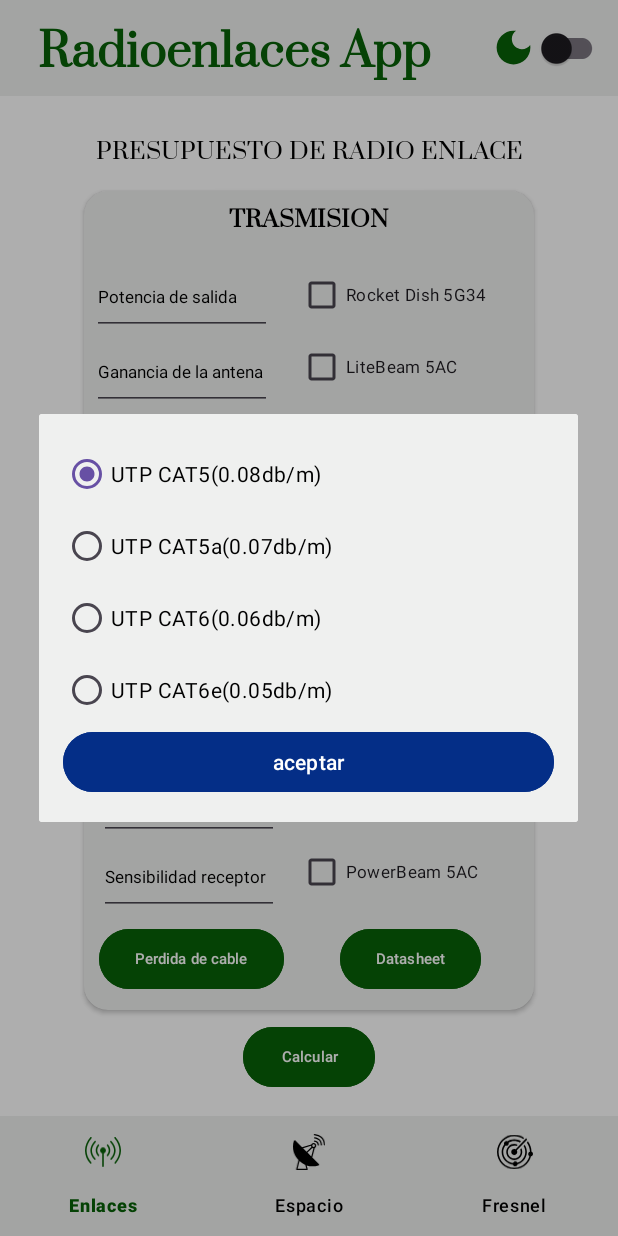
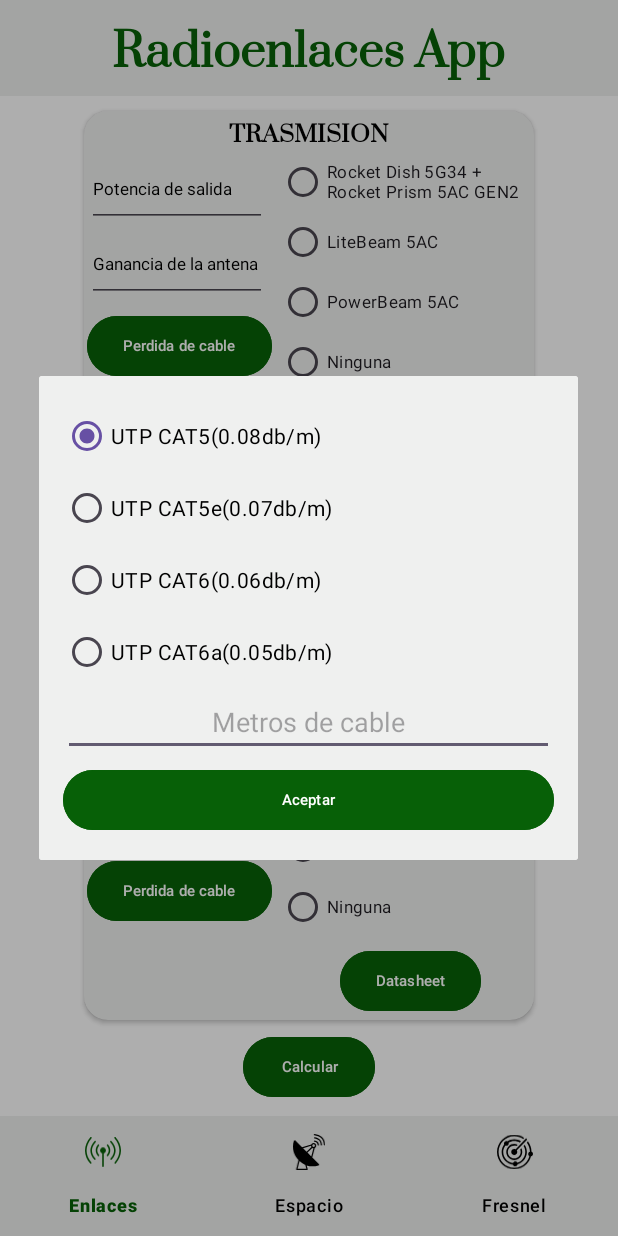
Before and after one commit to carlosenrique312/Proyecto-Radioenlaces, an Android app: the screen it shows after launch (MainActivity), after a tap on "Perdida de cable", on a phone screen of 412 x 824 dp. Run offline under Robolectric (Android 15) with nearby library versions, the phone set to English and light mode, and no system bars; our stand-ins replace navigation-ui.

Commit message:
initial commit

```diff
--- a/app/src/main/java/com/example/calculadorav4/FresnelZoneFragment.kt
+++ b/app/src/main/java/com/example/calculadorav4/FresnelZoneFragment.kt
@@ -49,7 +49,11 @@ class FresnelZoneFragment : Fragment() {
                 navigateToResult(result)
             } else {
                 // Mostrar un Toast como mensaje de error
-                Toast.makeText(requireContext(), "Ingresa un número positivo válido", Toast.LENGTH_SHORT).show()
+                Toast.makeText(
+                    requireContext(),
+                    "Ingresa un número positivo válido",
+                    Toast.LENGTH_SHORT
+                ).show()
             }
         }
     }
--- a/app/src/main/java/com/example/calculadorav4/MainActivity.kt
+++ b/app/src/main/java/com/example/calculadorav4/MainActivity.kt
@@ -2,7 +2,6 @@ package com.example.calculadorav4
 
 import android.os.Bundle
 import androidx.appcompat.app.AppCompatActivity
-import androidx.appcompat.app.AppCompatDelegate
 import androidx.navigation.NavController
 import androidx.navigation.fragment.NavHostFragment
 import androidx.navigation.ui.setupWithNavController
@@ -14,22 +13,9 @@ class MainActivity : AppCompatActivity() {
 
     override fun onCreate(savedInstanceState: Bundle?) {
         super.onCreate(savedInstanceState)
-        binding=ActivityMainBinding.inflate(layoutInflater)
+        binding = ActivityMainBinding.inflate(layoutInflater)
         setContentView(binding.root)
         initUI()
-        initListeners()
-    }
-
-    private fun initListeners() {
-        binding.switchDarkMode.setOnCheckedChangeListener { _, value ->
-
-            if (value){
-                enableDarkMode()
-            }else{
-                disableDarkMode()
-            }
-
-        }
     }
 
     private fun initUI() {
@@ -37,16 +23,10 @@ class MainActivity : AppCompatActivity() {
     }
 
     private fun initNavigation() {
-        val navHost=supportFragmentManager.findFragmentById(R.id.fragmentContainerView) as NavHostFragment
-        navController=navHost.navController
+        val navHost =
+            supportFragmentManager.findFragmentById(R.id.fragmentContainerView) as NavHostFragment
+        navController = navHost.navController
         binding.bottonNavViews.setupWithNavController(navController)
     }
-    private fun enableDarkMode(){
-        AppCompatDelegate.setDefaultNightMode(AppCompatDelegate.MODE_NIGHT_YES)
-        delegate.applyDayNight()
-    }
-    private fun disableDarkMode(){
-        AppCompatDelegate.setDefaultNightMode(AppCompatDelegate.MODE_NIGHT_NO)
-        delegate.applyDayNight()
-    }
+
 }
--- a/app/src/main/res/layout/activity_main.xml
+++ b/app/src/main/res/layout/activity_main.xml
@@ -7,7 +7,7 @@
     android:layout_height="match_parent"
     tools:context=".MainActivity">
 
-    <LinearLayout
+    <FrameLayout
         android:id="@+id/toolbar"
         android:layout_width="match_parent"
         android:layout_height="?attr/actionBarSize"
@@ -26,24 +26,9 @@
             android:textColor="@color/tittle_app"
             android:fontFamily="@font/prata"
             android:textSize="30sp"
-            android:textStyle="bold"
-            android:layout_marginStart="25dp"/>
+            android:textStyle="bold"/>
 
-        <ImageView
-            android:layout_gravity="center"
-            android:layout_width="30dp"
-            android:layout_height="30dp"
-            android:src="@drawable/ic_dark_mode"
-            android:layout_marginStart="40dp"
-            app:tint="@color/tittle_app" />
-
-        <com.google.android.material.switchmaterial.SwitchMaterial
-            android:id="@+id/switch_dark_mode"
-            android:layout_width="wrap_content"
-            android:layout_height="wrap_content"
-            android:layout_gravity="center"/>
-
-    </LinearLayout>
+    </FrameLayout>
 
     <androidx.fragment.app.FragmentContainerView
         android:id="@+id/fragmentContainerView"
--- a/app/src/main/res/layout/dialog_link_budget.xml
+++ b/app/src/main/res/layout/dialog_link_budget.xml
@@ -15,7 +15,7 @@
             android:id="@+id/rbCAT5"
             android:layout_width="match_parent"
             android:layout_height="wrap_content"
-            android:text="UTP CAT5(0.08db/m)"
+            android:text="@string/rb_wire_5"
             android:checked="true"
             android:textColor="@color/accent"
             android:buttonTint="@color/red"/>
@@ -24,7 +24,7 @@
             android:id="@+id/rbCAT5e"
             android:layout_width="match_parent"
             android:layout_height="wrap_content"
-            android:text="UTP CAT5a(0.07db/m)"
+            android:text="@string/rb_wire_5e"
             android:textColor="@color/accent"
             android:buttonTint="@color/blue"/>
 
@@ -32,7 +32,7 @@
             android:id="@+id/rbCAT6"
             android:layout_width="match_parent"
             android:layout_height="wrap_content"
-            android:text="UTP CAT6(0.06db/m)"
+            android:text="@string/rb_wire_6"
             android:textColor="@color/accent"
             android:buttonTint="@color/secondary"/>
 
@@ -40,17 +40,27 @@
             android:id="@+id/rbCAT6a"
             android:layout_width="match_parent"
             android:layout_height="wrap_content"
-            android:text="UTP CAT6e(0.05db/m)"
+            android:text="@string/rb_wire_6a"
             android:textColor="@color/accent"
             android:buttonTint="@color/secondary"/>
 
     </RadioGroup>
 
+    <EditText
+        android:id="@+id/etMeters"
+        android:layout_width="match_parent"
+        android:layout_height="wrap_content"
+        android:inputType="text"
+        android:importantForAutofill="no"
+        android:textAlignment="center"
+        android:hint="Metros de cable"
+        android:maxLength="5"/>
+
     <Button
         android:id="@+id/btnAddTask"
         android:layout_width="match_parent"
         android:layout_height="wrap_content"
-        android:text="aceptar"
-        android:backgroundTint="@color/blue"/>
+        android:text="@string/dialog_button_text"
+        style="@style/btn_datasheet_link_budget_style"/>
 
 </LinearLayout>
--- a/app/src/main/res/layout/fragment_link_budget.xml
+++ b/app/src/main/res/layout/fragment_link_budget.xml
@@ -10,30 +10,18 @@
     android:orientation="vertical"
     tools:context=".MainActivity">
 
-    <TextView
-        android:layout_width="wrap_content"
-        android:layout_height="wrap_content"
-        android:layout_margin="10dp"
-        android:layout_marginVertical="5dp"
-        android:fontFamily="@font/prata"
-        android:gravity="center"
-        android:text="@string/radio_link_view_tittle"
-        android:textAllCaps="true"
-        android:textColor="@color/accent"
-        android:textSize="15sp" />
-
 
     <androidx.cardview.widget.CardView
         android:layout_width="300dp"
         android:layout_height="wrap_content"
-        android:layout_margin="5dp"
+        android:layout_margin="2dp"
         app:cardBackgroundColor="@color/primary_dark"
         app:cardCornerRadius="16dp">
 
         <androidx.constraintlayout.widget.ConstraintLayout
             android:layout_width="match_parent"
             android:layout_height="wrap_content"
-            android:layout_margin="5dp">
+            android:layout_margin="2dp">
 
             <TextView
                 android:id="@+id/tvTrasmission"
@@ -50,11 +38,12 @@
                 style="@style/edit_text_link_budget_style"
                 android:layout_width="120dp"
                 android:layout_height="50dp"
-                android:layout_marginTop="16dp"
+                android:layout_marginTop="25dp"
                 android:hint="@string/radio_link_transmission_output_power"
                 android:importantForAutofill="no"
                 app:layout_constraintStart_toStartOf="parent"
-                app:layout_constraintTop_toBottomOf="@id/tvTrasmission" />
+                app:layout_constraintTop_toBottomOf="@id/tvTrasmission"
+                app:layout_constraintTop_toTopOf="parent" />
 
             <EditText
                 android:id="@+id/etAntennaGain"
@@ -75,39 +64,54 @@
                 app:layout_constraintStart_toStartOf="parent"
                 app:layout_constraintTop_toBottomOf="@id/etAntennaGain" />
 
-            <CheckBox
-                android:id="@+id/antennaRD"
-                android:layout_width="150dp"
-                android:layout_height="48dp"
-                android:layout_marginStart="15dp"
-                android:layout_marginTop="40dp"
-                android:text="@string/Rocket_Dish_5G34"
-                android:textSize="11sp"
+            <RadioGroup
+                android:id="@+id/rdTransmissionAntennas"
+                android:layout_width="160dp"
+                android:layout_height="wrap_content"
+                android:layout_marginTop="25dp"
+                android:orientation="vertical"
                 app:layout_constraintEnd_toEndOf="parent"
                 app:layout_constraintStart_toEndOf="@id/etOutputPower"
-                app:layout_constraintTop_toTopOf="parent" />
+                app:layout_constraintTop_toTopOf="parent">
 
-            <CheckBox
-                android:id="@+id/antennaLTB"
-                android:layout_width="150dp"
-                android:layout_height="48dp"
-                android:layout_marginStart="15dp"
-                android:text="@string/LiteBeam_5AC"
-                android:textSize="11sp"
-                app:layout_constraintEnd_toEndOf="parent"
-                app:layout_constraintStart_toEndOf="@id/etOutputPower"
-                app:layout_constraintTop_toBottomOf="@id/antennaRD" />
+                <RadioButton
+                    android:id="@+id/rbTransmissionRDRP"
+                    android:layout_width="wrap_content"
+                    android:layout_height="40dp"
+                    android:text="@string/Rocket_Dish_5G34_and_Rocket_Prism_5AC"
+                    android:textSize="11sp" />
+
+                <RadioButton
+                    android:id="@+id/rbTransmissionLB"
+                    android:layout_width="wrap_content"
+                    android:layout_height="40dp"
+                    android:text="@string/LiteBeam_5AC"
+                    android:textSize="11sp" />
+
+                <RadioButton
+                    android:id="@+id/rbTransmissionPB"
+                    android:layout_width="wrap_content"
+                    android:layout_height="40dp"
+                    android:text="@string/PowerBeam_5AC"
+                    android:textSize="11sp" />
+
+                <RadioButton
+                    android:id="@+id/rbTransmissionNone"
+                    android:layout_width="wrap_content"
+                    android:layout_height="40dp"
+                    android:text="Ninguna"
+                    android:textSize="11sp" />
+            </RadioGroup>
 
             <Button
                 android:id="@+id/btnDatasheet"
                 style="@style/btn_datasheet_link_budget_style"
                 android:layout_width="wrap_content"
                 android:layout_height="48dp"
-                android:layout_marginTop="10dp"
                 android:text="@string/radio_link_transmission_datasheet"
                 app:layout_constraintEnd_toEndOf="parent"
                 app:layout_constraintStart_toEndOf="@id/etOutputPower"
-                app:layout_constraintTop_toBottomOf="@id/antennaLTB" />
+                app:layout_constraintTop_toBottomOf="@id/rdTransmissionAntennas" />
 
         </androidx.constraintlayout.widget.ConstraintLayout>
 
@@ -167,14 +171,14 @@
     <androidx.cardview.widget.CardView
         android:layout_width="300dp"
         android:layout_height="wrap_content"
-        android:layout_margin="5dp"
+        android:layout_margin="2dp"
         app:cardBackgroundColor="@color/primary_dark"
         app:cardCornerRadius="16dp">
 
         <androidx.constraintlayout.widget.ConstraintLayout
             android:layout_width="match_parent"
             android:layout_height="wrap_content"
-            android:layout_margin="10dp">
+            android:layout_margin="2dp">
 
             <TextView
                 android:id="@+id/tvReception"
@@ -189,13 +193,14 @@
             <EditText
                 android:id="@+id/etAntennaGainReception"
                 style="@style/edit_text_link_budget_style"
-                android:layout_marginTop="16dp"
                 android:layout_width="120dp"
                 android:layout_height="50dp"
+                android:layout_marginTop="25dp"
                 android:hint="@string/radio_link_reception_antenna_gain"
                 android:importantForAutofill="no"
                 app:layout_constraintStart_toStartOf="parent"
-                app:layout_constraintTop_toBottomOf="@id/tvReception" />
+                app:layout_constraintTop_toBottomOf="@id/tvReception"
+                app:layout_constraintTop_toTopOf="parent" />
 
             <EditText
                 android:id="@+id/etReceiverSensitivity"
@@ -216,28 +221,44 @@
                 app:layout_constraintStart_toStartOf="parent"
                 app:layout_constraintTop_toBottomOf="@id/etReceiverSensitivity" />
 
-            <CheckBox
-                android:id="@+id/antennaRP"
-                android:layout_width="150dp"
-                android:layout_height="48dp"
-                android:layout_marginStart="15dp"
-                android:layout_marginTop="40dp"
-                android:text="@string/Rocket_Prism_5AC"
-                android:textSize="11sp"
+            <RadioGroup
+                android:id="@+id/rdReceptionAntennas"
+                android:layout_width="160dp"
+                android:layout_height="wrap_content"
+                android:layout_marginTop="25dp"
+                android:orientation="vertical"
                 app:layout_constraintEnd_toEndOf="parent"
                 app:layout_constraintStart_toEndOf="@id/etAntennaGainReception"
-                app:layout_constraintTop_toTopOf="parent" />
+                app:layout_constraintTop_toTopOf="parent">
 
-            <CheckBox
-                android:id="@+id/antennaPWB"
-                android:layout_width="150dp"
-                android:layout_height="48dp"
-                android:layout_marginStart="15dp"
-                android:text="@string/PowerBeam_5AC"
-                android:textSize="11sp"
-                app:layout_constraintEnd_toEndOf="parent"
-                app:layout_constraintStart_toEndOf="@id/etAntennaGainReception"
-                app:layout_constraintTop_toBottomOf="@id/antennaRP" />
+                <RadioButton
+                    android:id="@+id/rbReceptionRDRP"
+                    android:layout_width="wrap_content"
+                    android:layout_height="40dp"
+                    android:text="@string/Rocket_Dish_5G34_and_Rocket_Prism_5AC"
+                    android:textSize="11sp"/>
+
+                <RadioButton
+                    android:id="@+id/rbReceptionLB"
+                    android:layout_width="wrap_content"
+                    android:layout_height="40dp"
+                    android:text="@string/LiteBeam_5AC"
+                    android:textSize="11sp" />
+
+                <RadioButton
+                    android:id="@+id/rbReceptionPB"
+                    android:layout_width="wrap_content"
+                    android:layout_height="40dp"
+                    android:text="@string/PowerBeam_5AC"
+                    android:textSize="11sp"/>
+
+                <RadioButton
+                    android:id="@+id/rbReceptionNone"
+                    android:layout_width="wrap_content"
+                    android:layout_height="40dp"
+                    android:text="Ninguna"
+                    android:textSize="11sp" />
+            </RadioGroup>
 
             <Button
                 android:id="@+id/btnDatasheetTwo"
@@ -245,11 +266,10 @@
                 android:layout_width="wrap_content"
                 android:layout_height="48dp"
                 android:layout_marginStart="15dp"
-                android:layout_marginTop="10dp"
                 android:text="@string/radio_link_transmission_datasheet"
                 app:layout_constraintEnd_toEndOf="parent"
                 app:layout_constraintStart_toEndOf="@id/etReceiverSensitivity"
-                app:layout_constraintTop_toBottomOf="@id/antennaPWB" />
+                app:layout_constraintTop_toBottomOf="@id/rdReceptionAntennas" />
 
 
         </androidx.constraintlayout.widget.ConstraintLayout>
@@ -261,7 +281,6 @@
         style="@style/btn_datasheet_link_budget_style"
         android:layout_width="wrap_content"
         android:layout_height="48dp"
-        android:layout_margin="2dp"
         android:text="@string/radio_link_calculate_buttton" />
 
 </LinearLayout>
--- a/app/src/main/res/values-night/colors.xml
+++ b/app/src/main/res/values-night/colors.xml
@@ -1,7 +1,7 @@
 <?xml version="1.0" encoding="utf-8"?>
 <resources>
     <color name="primary">#000000</color>
-    <color name="primary_dark">#242323</color>
+    <color name="primary_dark">#121212</color>
     <color name="secondary">#02164D</color>
     <color name="tittle_app">#FFFFFFFF</color>
     <color name="accent">#ffffff</color>
--- a/app/src/main/res/values/strings.xml
+++ b/app/src/main/res/values/strings.xml
@@ -24,26 +24,10 @@
     <string name="radio_link_datasheet">Datasheet</string>
 
 
-    <string-array name="wires">
-        <item>UTP CAT5(0.08db/m)</item>
-        <item>UTP CAT6(0.06db/m)</item>
-    </string-array>
-
     <string-array name="frequencies">
         <item>900MHz</item>
         <item>2400MHz</item>
         <item>5800MHz</item>
-    </string-array>
-
-
-    <string-array name="antennas">
-        <item>Rocket Dish 5G34</item>
-        <item>LiteBeam 5AC</item>
-    </string-array>
-
-    <string-array name="antennastwo">
-        <item>Rocket Prism 5AC GEN2</item>
-        <item>PowerBeam 5AC</item>
     </string-array>
 
 
@@ -79,13 +63,20 @@
     <string name="fresnel_menu_tittle">Fresnel</string>
     <string name="recalculate_button">Recalcular</string>
     <string name="tittle_result">Tu Resultado</string>
+
     <string name="button_wire">Perdida de cable</string>
-    <string name="button_wire_two">Perdida de cable</string>
-    <string name="Rocket_Dish_5G34">Rocket Dish 5G34</string>
+
+    <string name="Rocket_Dish_5G34_and_Rocket_Prism_5AC">Rocket Dish 5G34 + Rocket Prism 5AC GEN2</string>
     <string name="LiteBeam_5AC">LiteBeam 5AC</string>
     <string name="Rocket_Prism_5AC">Rocket Prism 5AC GEN2</string>
     <string name="PowerBeam_5AC">PowerBeam 5AC</string>
     <string name="text_calculate_here">Calcular aqui</string>
+    <string name="rb_wire_5">UTP CAT5(0.08db/m)</string>
+    <string name="rb_wire_5e">UTP CAT5e(0.07db/m)</string>
+    <string name="rb_wire_6">UTP CAT6(0.06db/m)</string>
+    <string name="rb_wire_6a">UTP CAT6a(0.05db/m)</string>
+    <string name="dialog_button_text">Aceptar</string>
+
 
     <string name="fresnel_result_description">Máximo radio en metros de la primera zona de Fresnel.</string>
     <string name="free_space_description">La pérdida en el espacio libre (FSL o FSPL) es la atenuación de la energía de radio que se produce cuando viaja por el aire entre dos antenas</string>
--- a/app/src/main/res/values/themes.xml
+++ b/app/src/main/res/values/themes.xml
@@ -12,6 +12,7 @@
         <item name="android:textColorHint">@color/accent</item>
         <item name="android:inputType">text</item>
         <item name="android:textSize">11sp</item>
+        <item name="android:maxLength">8</item>
     </style>
 
     <style name="tv_tittle_link_budget_style">
@@ -30,7 +31,7 @@
     </style>
 
     <style name="tvDescriptionViews">
-        <item name="android:textSize">20sp</item>
+        <item name="android:textSize">14sp</item>
         <item name="android:textColor">@color/accent</item>
         <item name="fontFamily">@font/ibmplexserif</item>
         <item name="android:textAlignment">center</item>
```
Also changed, not shown: app/src/main/java/com/example/calculadorav4/LinkBudgetFragment.kt (+55 -90 lines), app/src/main/java/com/example/calculadorav4/ResultSpaceLossFragment.kt (+18 -3 lines), app/src/main/res/layout/fragment_free_space.xml (+31 -27 lines), app/src/main/res/layout/fragment_fresnel_zone.xml (+3 -6 lines), app/src/main/res/layout/fragment_fresnel_zone_result.xml (+2 -11 lines), app/src/main/res/layout/fragment_result_link_budget.xml (+2 -10 lines), app/src/main/res/layout/fragment_result_space_loss.xml (+2 -10 lines), app/src/main/res/drawable/free_space_img.png (added), app/src/main/res/drawable/free_space_img.webp (deleted).
